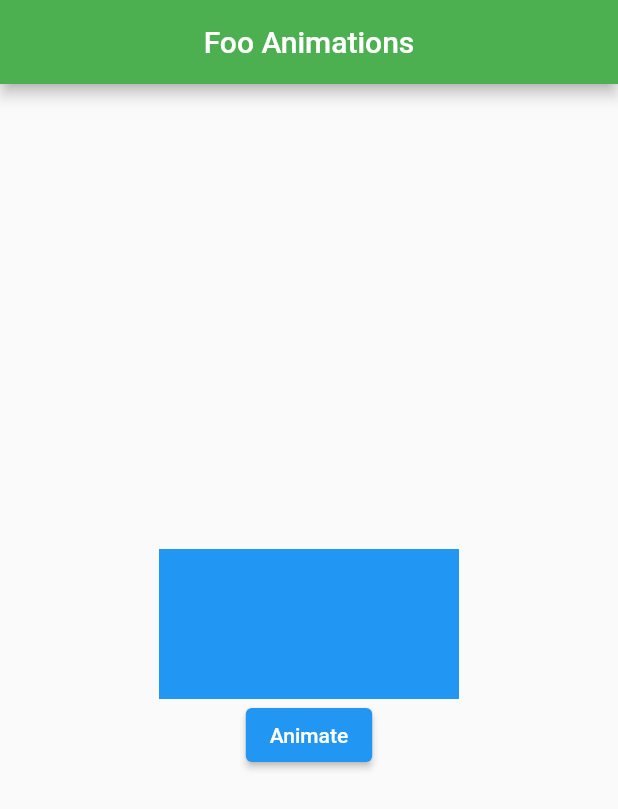
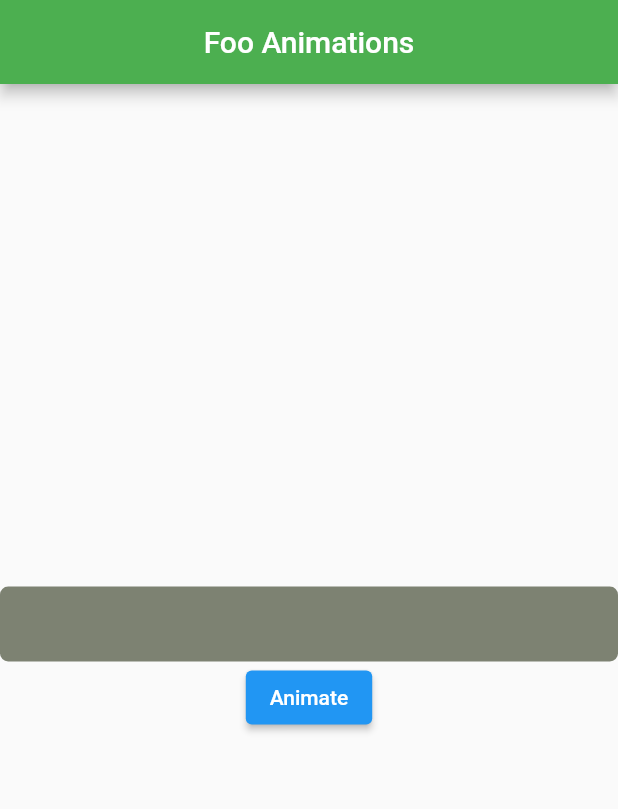
Before and after one commit to singhrishabh93/flutter_basics, a Flutter app: the screen it shows after launch, after a tap on "Animate", on a phone screen of 412 x 824 dp. Shown: the top 809 px of the screen. Run offline on Flutter 3.47's test engine with Material 2 defaults, Android fonts, the light colour scheme and no system bars; our stand-ins replace font_awesome_flutter.

Commit message:
Animated Container

```diff
--- a/lib/main.dart
+++ b/lib/main.dart
@@ -28,9 +28,12 @@ class MyHomePage extends StatefulWidget {
 }
 
 class _MyHomePageState extends State<MyHomePage> {
-  var _width = 200.0;
+  var _width = 500.0;
 
-  var _height = 100.0;
+  var _height = 50.0;
+
+  Decoration myDecor = BoxDecoration(
+      borderRadius: BorderRadius.circular(2.0), color: Colors.blueGrey);
 
   bool flag = true;
 
@@ -49,7 +52,8 @@ class _MyHomePageState extends State<MyHomePage> {
               AnimatedContainer(
                 width: _width,
                 height: _height,
-                color: Colors.blue,
+                decoration: myDecor,
+                curve: Curves.bounceIn,
                 duration: Duration(seconds: 2),
               ),
               ElevatedButton(
@@ -57,16 +61,24 @@ class _MyHomePageState extends State<MyHomePage> {
                     setState(() {
                       if (flag) {
                         _width:
-                        100.0;
+                        50.0;
                         _height:
-                        200.0;
+                        500.0;
+                        myDecor = BoxDecoration(
+                          borderRadius: BorderRadius.circular(21),
+                          color: Colors.orange,
+                        );
                         flag = false;
                       } else {
                         _width:
-                        200.0;
+                        500.0;
                         _height:
-                        100.0;
+                        50.0;
                         flag = true;
+                        myDecor = BoxDecoration(
+                          borderRadius: BorderRadius.circular(2.0),
+                          color: Colors.blueGrey,
+                        );
                       }
                     });
                   },
```
